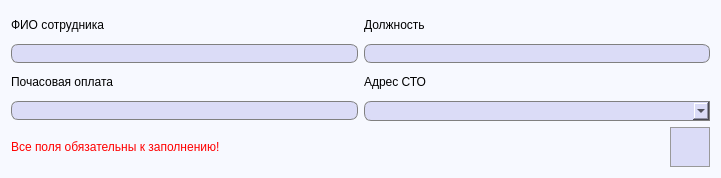
Old version of the form src/app/view/AddEmployee.ui in the repository FediiBohdan/TechService.
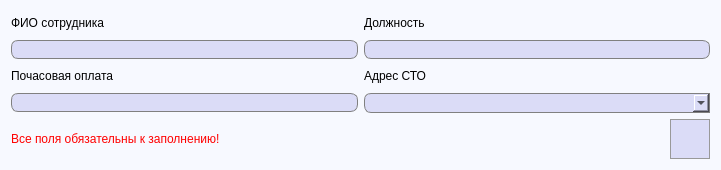
New version of the form. Icons and pictures are not drawn.

Patch:
```diff
--- a/src/app/view/AddEmployee.ui
+++ b/src/app/view/AddEmployee.ui
@@ -7,7 +7,7 @@
     <x>0</x>
     <y>0</y>
     <width>721</width>
-    <height>178</height>
+    <height>170</height>
    </rect>
   </property>
   <property name="windowTitle">
```
Left out of the diff: 3 changed lines with no effect on the pictures.
